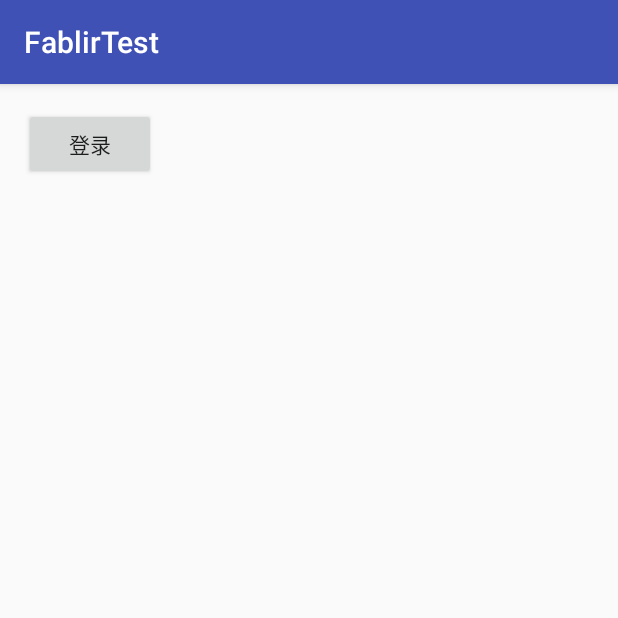
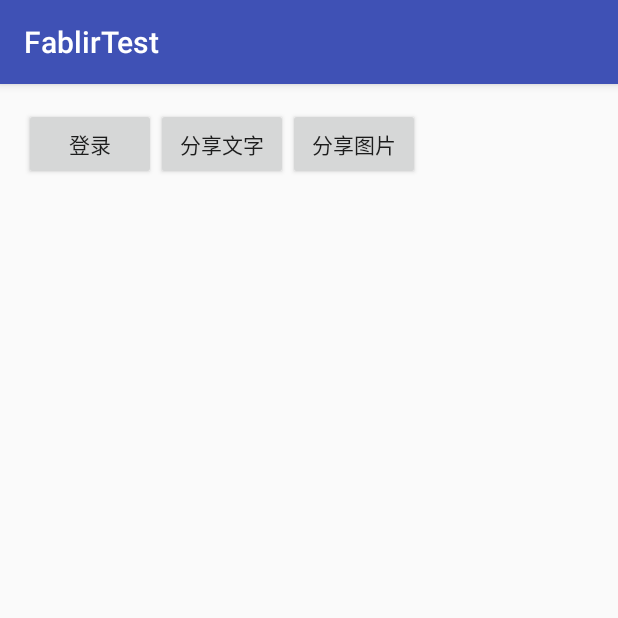
Before and after one commit to wbsguo/SocialDemo, an Android app: the screen it shows after launch (MainActivity), on a phone screen of 412 x 824 dp, the top half of it. Run offline under Robolectric (Android 15) with nearby library versions, the phone set to English and light mode, and no system bars; libraries missing offline, so code that uses them is left out: com.twitter.sdk, io.fabric.sdk; 2 statements that could not run were skipped.

Commit message:
twitter分享

```diff
--- a/FablirTest/app/src/main/java/com/app/weighthealthdiet/MainActivity.java
+++ b/FablirTest/app/src/main/java/com/app/weighthealthdiet/MainActivity.java
@@ -16,17 +16,30 @@ import com.twitter.sdk.android.core.models.User;
 
 public class MainActivity extends AppCompatActivity {
     private static final String TAG="MainActivity";
-    private Button login;
+    private Button login,share_message,share_image;
     @Override
     protected void onCreate(Bundle savedInstanceState) {
         super.onCreate(savedInstanceState);
         setContentView(R.layout.activity_main);
         login=(Button)findViewById(R.id.login);
+        share_message=(Button)findViewById(R.id.share_message);
+        share_image=(Button)findViewById(R.id.share_image);
         login.setOnClickListener(new View.OnClickListener() {
             @Override
             public void onClick(View v) {
-//                shareText();
+                login();
+            }
+        });
+        share_message.setOnClickListener(new View.OnClickListener() {
+            @Override
+            public void onClick(View v) {
                 shareMessage();
+            }
+        });
+        share_image.setOnClickListener(new View.OnClickListener() {
+            @Override
+            public void onClick(View v) {
+                shareImage();
             }
         });
     }
@@ -37,7 +50,7 @@ public class MainActivity extends AppCompatActivity {
             TwitterHelper.getInstance().onActivityResult(requestCode, resultCode, data);
         }
     }
-    private void shareText() {
+    private void login(){
         TwitterHelper.getInstance().login(this, new Callback<TwitterSession>() {
             @Override
             public void success(Result<TwitterSession> result) {
@@ -66,4 +79,8 @@ public class MainActivity extends AppCompatActivity {
     private void shareMessage(){
         TwitterHelper.getInstance().sendMessageByTwitter(this,"women");
     }
+    private void shareImage(){
+        String path="/storage/emulated/0/GoStore/icon/-1637101839.jpg";
+        TwitterHelper.getInstance().shareImageUrl(this,"文字",path);
+    }
 }
--- a/FablirTest/app/src/main/res/layout/activity_main.xml
+++ b/FablirTest/app/src/main/res/layout/activity_main.xml
@@ -1,5 +1,5 @@
 <?xml version="1.0" encoding="utf-8"?>
-<RelativeLayout xmlns:android="http://schemas.android.com/apk/res/android"
+<LinearLayout xmlns:android="http://schemas.android.com/apk/res/android"
     xmlns:tools="http://schemas.android.com/tools"
     android:layout_width="match_parent"
     android:layout_height="match_parent"
@@ -15,4 +15,16 @@
         android:layout_height="wrap_content"
         android:text="登录"
         />
-</RelativeLayout>
+    <Button
+        android:id="@+id/share_message"
+        android:layout_width="wrap_content"
+        android:layout_height="wrap_content"
+        android:text="分享文字"
+        />
+    <Button
+        android:id="@+id/share_image"
+        android:layout_width="wrap_content"
+        android:layout_height="wrap_content"
+        android:text="分享图片"
+        />
+</LinearLayout>
```
Also changed, not shown: FablirTest/app/src/main/java/com/app/weighthealthdiet/twitter/TwitterHelper.java (+17 -1 lines), 2 other files.
